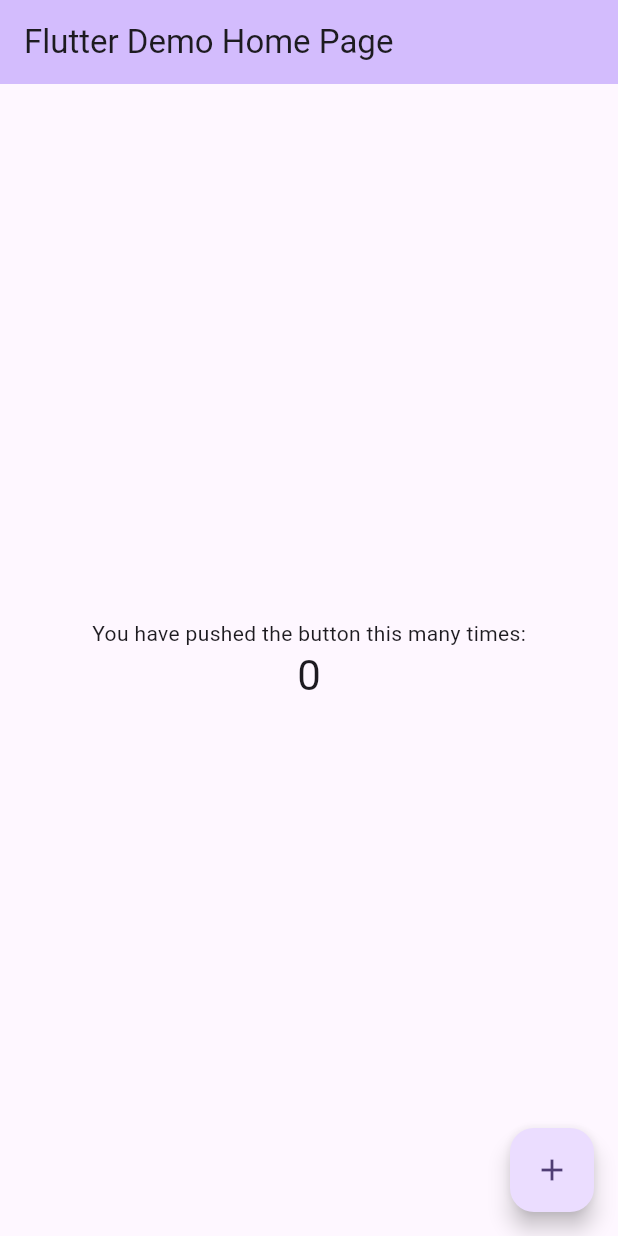
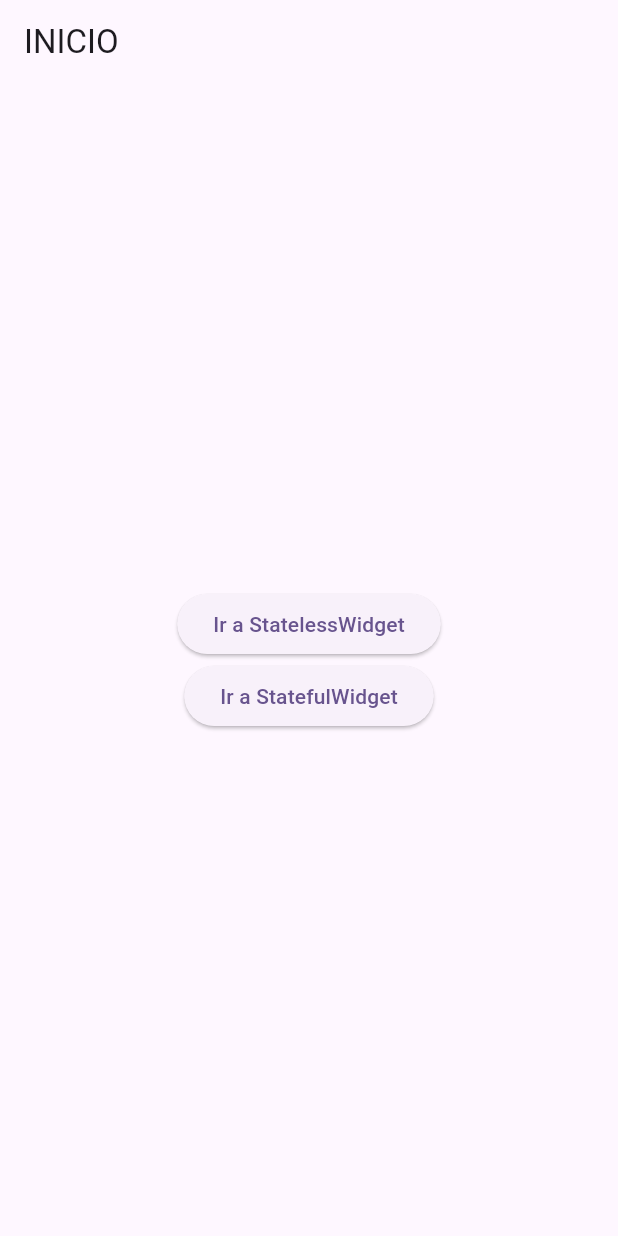
Before and after one commit to Chucky2010/ii-flutter-002, a Flutter app: the screen it shows after launch, on a phone screen of 412 x 824 dp. Run offline on Flutter 3.47's test engine with Material 3 defaults, Android fonts, the light colour scheme and no system bars.

Commit message:
Se aplican los cambios sugeridos por el asistente, despues de pedirle el siguiente prompt: "Explícame la diferencia entre StatelessWidget y StatefulWidget en Flutter con ejemplos simples en español. Crea una aplicación básica con una pantalla que muestre un texto fijo usando StatelessWidget y otra que tenga un botón para cambiar un número usando StatefulWidget."
Se separan las vistas en componentes, creando
una carpeta "views" dentro de "lib" y
se crean los archivos:
stateful_screen.dart
stateless_screen.dart

```diff
--- a/lib/main.dart
+++ b/lib/main.dart
@@ -1,4 +1,6 @@
 import 'package:flutter/material.dart';
+import 'views/stateless_screen.dart';
+import 'views/stateful_screen.dart';
 
 void main() {
   runApp(const MyApp());
@@ -7,116 +9,53 @@ void main() {
 class MyApp extends StatelessWidget {
   const MyApp({super.key});
 
-  // This widget is the root of your application.
   @override
   Widget build(BuildContext context) {
     return MaterialApp(
       title: 'Flutter Demo',
       theme: ThemeData(
-        // This is the theme of your application.
-        //
-        // TRY THIS: Try running your application with "flutter run". You'll see
-        // the application has a purple toolbar. Then, without quitting the app,
-        // try changing the seedColor in the colorScheme below to Colors.green
-        // and then invoke "hot reload" (save your changes or press the "hot
-        // reload" button in a Flutter-supported IDE, or press "r" if you used
-        // the command line to start the app).
-        //
-        // Notice that the counter didn't reset back to zero; the application
-        // state is not lost during the reload. To reset the state, use hot
-        // restart instead.
-        //
-        // This works for code too, not just values: Most code changes can be
-        // tested with just a hot reload.
         colorScheme: ColorScheme.fromSeed(seedColor: Colors.deepPurple),
+        useMaterial3: true,
       ),
-      home: const MyHomePage(title: 'Flutter Demo Home Page'),
+      home: const HomeScreen(),
     );
   }
 }
 
-class MyHomePage extends StatefulWidget {
-  const MyHomePage({super.key, required this.title});
-
-  // This widget is the home page of your application. It is stateful, meaning
-  // that it has a State object (defined below) that contains fields that affect
-  // how it looks.
-
-  // This class is the configuration for the state. It holds the values (in this
-  // case the title) provided by the parent (in this case the App widget) and
-  // used by the build method of the State. Fields in a Widget subclass are
-  // always marked "final".
-
-  final String title;
-
-  @override
-  State<MyHomePage> createState() => _MyHomePageState();
-}
-
-class _MyHomePageState extends State<MyHomePage> {
-  int _counter = 0;
-
-  void _incrementCounter() {
-    setState(() {
-      // This call to setState tells the Flutter framework that something has
-      // changed in this State, which causes it to rerun the build method below
-      // so that the display can reflect the updated values. If we changed
-      // _counter without calling setState(), then the build method would not be
-      // called again, and so nothing would appear to happen.
-      _counter++;
-    });
-  }
+class HomeScreen extends StatelessWidget {
+  const HomeScreen({super.key});
 
   @override
   Widget build(BuildContext context) {
-    // This method is rerun every time setState is called, for instance as done
-    // by the _incrementCounter method above.
-    //
-    // The Flutter framework has been optimized to make rerunning build methods
-    // fast, so that you can just rebuild anything that needs updating rather
-    // than having to individually change instances of widgets.
     return Scaffold(
       appBar: AppBar(
-        // TRY THIS: Try changing the color here to a specific color (to
-        // Colors.amber, perhaps?) and trigger a hot reload to see the AppBar
-        // change color while the other colors stay the same.
-        backgroundColor: Theme.of(context).colorScheme.inversePrimary,
-        // Here we take the value from the MyHomePage object that was created by
-        // the App.build method, and use it to set our appbar title.
-        title: Text(widget.title),
+        title: const Text('INICIO'),
       ),
       body: Center(
-        // Center is a layout widget. It takes a single child and positions it
-        // in the middle of the parent.
         child: Column(
-          // Column is also a layout widget. It takes a list of children and
-          // arranges them vertically. By default, it sizes itself to fit its
-          // children horizontally, and tries to be as tall as its parent.
-          //
-          // Column has various properties to control how it sizes itself and
-          // how it positions its children. Here we use mainAxisAlignment to
-          // center the children vertically; the main axis here is the vertical
-          // axis because Columns are vertical (the cross axis would be
-          // horizontal).
-          //
-          // TRY THIS: Invoke "debug painting" (choose the "Toggle Debug Paint"
-          // action in the IDE, or press "p" in the console), to see the
-          // wireframe for each widget.
           mainAxisAlignment: MainAxisAlignment.center,
-          children: <Widget>[
-            const Text('You have pushed the button this many times:'),
-            Text(
-              '$_counter',
-              style: Theme.of(context).textTheme.headlineMedium,
+          children: [
+            ElevatedButton(
+              onPressed: () {
+                Navigator.push(
+                  context,
+                  MaterialPageRoute(builder: (context) => StatelessScreen()),
+                );
+              },
+              child: const Text('Ir a StatelessWidget'),
+            ),
+            ElevatedButton(
+              onPressed: () {
+                Navigator.push(
+                  context,
+                  MaterialPageRoute(builder: (context) => StatefulScreen()),
+                );
+              },
+              child: const Text('Ir a StatefulWidget'),
             ),
           ],
         ),
       ),
-      floatingActionButton: FloatingActionButton(
-        onPressed: _incrementCounter,
-        tooltip: 'Increment',
-        child: const Icon(Icons.add),
-      ), // This trailing comma makes auto-formatting nicer for build methods.
     );
   }
 }
```
Also changed, not shown: lib/views/stateful_screen.dart (added, +45 -0 lines), lib/views/stateless_screen.dart (added, +18 -0 lines).
